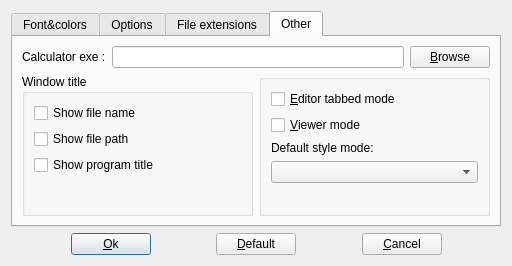
Old version of the form src/setupdialog.ui in the repository GCodeProjects/GCodeWorkShop.
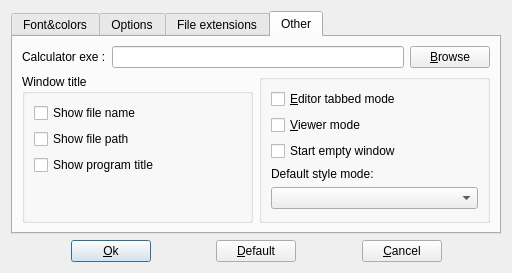
New version of the form. The open tabs and pages were chosen to show the change. Icons and pictures are not drawn.

```diff
--- a/src/setupdialog.ui
+++ b/src/setupdialog.ui
@@ -589,7 +589,7 @@
               </property>
              </widget>
             </item>
-            <item row="4" column="1">
+            <item row="5" column="1">
              <spacer name="verticalSpacer">
               <property name="orientation">
                <enum>Qt::Vertical</enum>
@@ -602,20 +602,30 @@
               </property>
              </spacer>
             </item>
-            <item row="3" column="1">
+            <item row="4" column="1">
              <widget class="QComboBox" name="highlightModeComboBox">
               <property name="toolTip">
                <string>Default highlight style and tooltip mode</string>
               </property>
              </widget>
             </item>
-            <item row="2" column="1">
+            <item row="3" column="1">
              <widget class="QLabel" name="label_6">
               <property name="text">
                <string>Default style mode:</string>
               </property>
              </widget>
             </item>
+            <item row="2" column="1">
+             <widget class="QCheckBox" name="startEmptyCheckBox">
+              <property name="toolTip">
+               <string>Do not reopen the editor windows at startup</string>
+              </property>
+              <property name="text">
+               <string>Start empty window</string>
+              </property>
+             </widget>
+            </item>
            </layout>
           </widget>
          </item>
```
Left out of the diff: 7 changed lines with no effect on the pictures.
